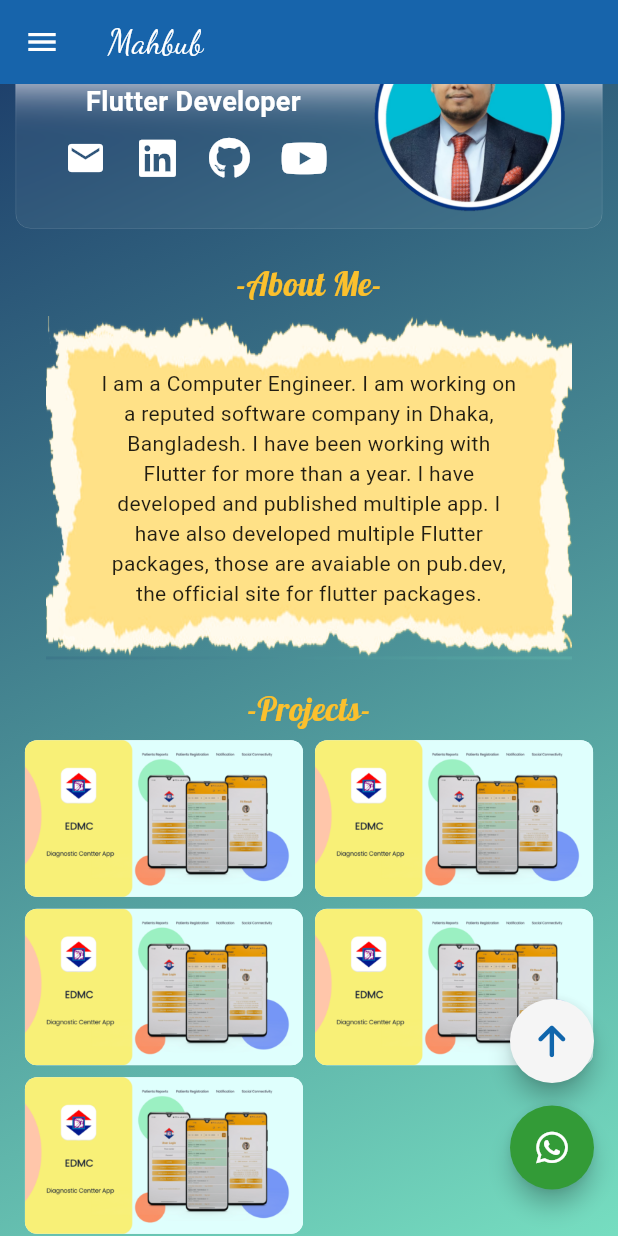
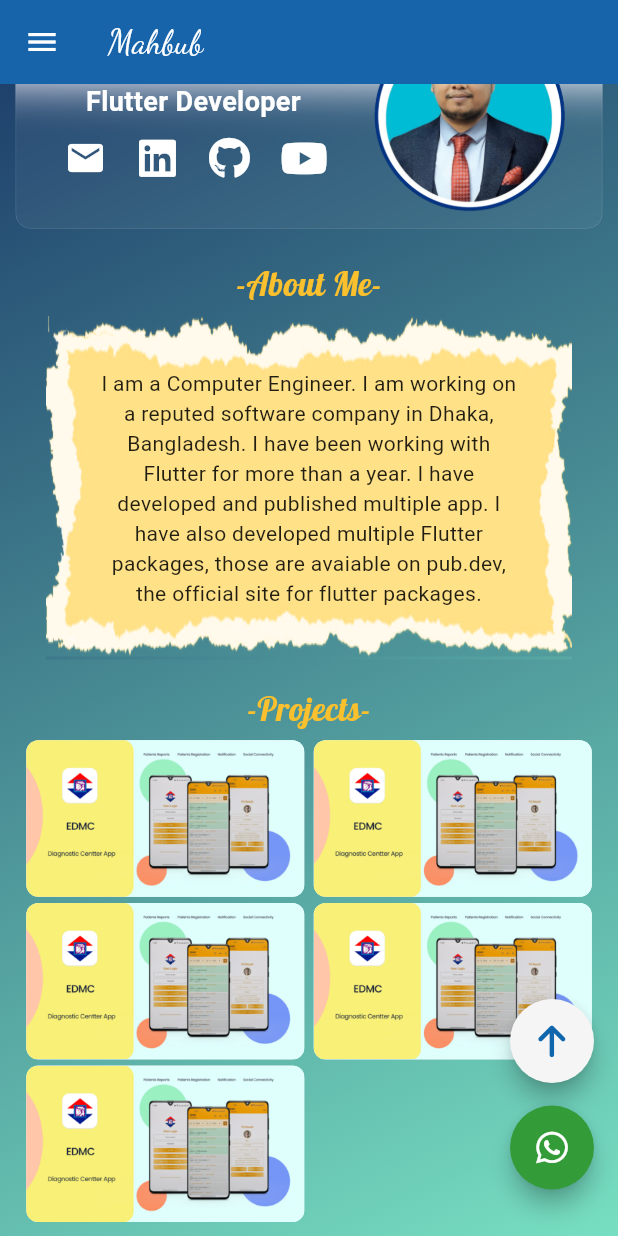
Before and after one commit to dv-mahbub/portfolio, a Flutter app: the screen it shows after launch, scrolled down 104 dp, on a phone screen of 412 x 824 dp. Run offline on Flutter 3.47's test engine with Material 3 defaults, Android fonts, the phone set to English and light mode, and no system bars; drawn by our look-alikes of glassmorphism_ui; our stand-ins replace flutter_screenutil, font_awesome_flutter, gap, google_fonts, lottie, responsive_builder; missing offline and left inert: marquee_list.

Commit message:
project container responsive

```diff
--- a/lib/views/homepage/homepage_mobile.dart
+++ b/lib/views/homepage/homepage_mobile.dart
@@ -216,8 +216,8 @@ class _HomePageMobileState extends State<HomePageMobile> {
       children: [
         topicTitle(title: '-Projects-'),
         Wrap(
-          spacing: 8,
-          runSpacing: 8,
+          spacing: (ScreenUtil().screenWidth < 900) ? .015.sw : .01.sw,
+          runSpacing: .01.sw,
           children: [
             ...List.generate(
               5,
@@ -244,7 +244,11 @@ class _HomePageMobileState extends State<HomePageMobile> {
         }
       },
       child: Container(
-        width: (ScreenUtil().screenWidth < 600) ? .45.sw : .3.sw,
+        width: (ScreenUtil().screenWidth < 900)
+            ? .45.sw
+            : (ScreenUtil().screenWidth < 1200)
+                ? .3.sw
+                : .22.sw,
         decoration: BoxDecoration(
           color: Colors.white,
           borderRadius: BorderRadius.circular(8),
```
